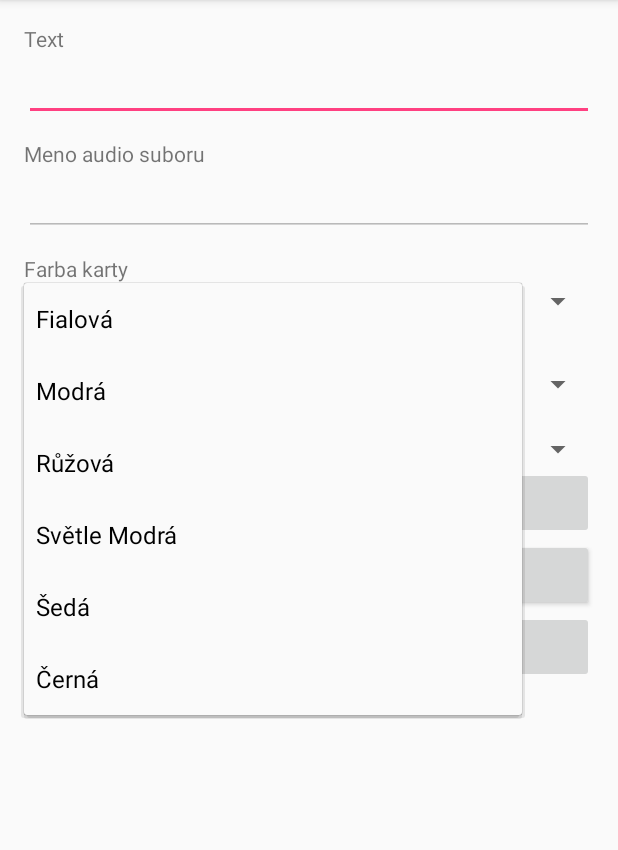
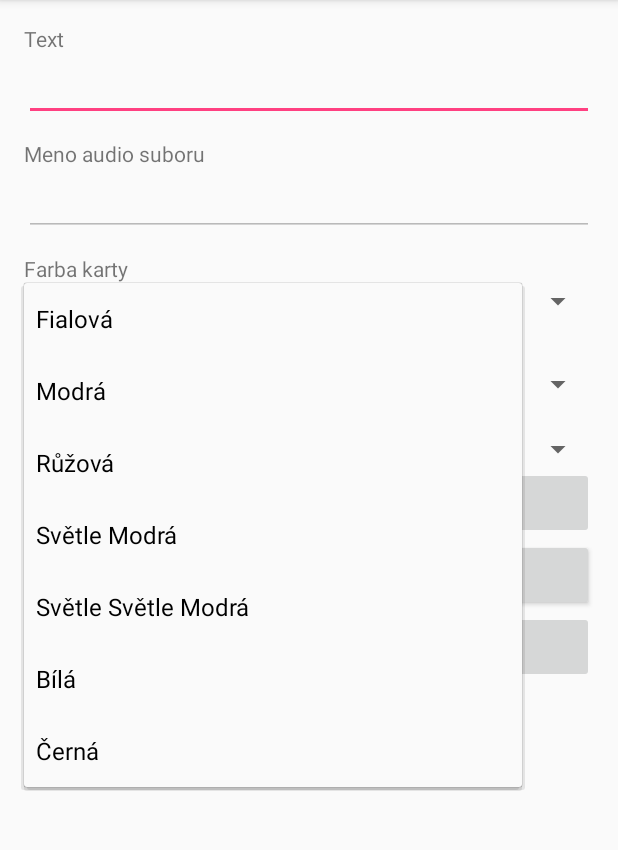
Before and after one commit to tomkru/podpora_reci, an Android app: the AdminModeActivity screen opened directly, with no data from a screen before it, after a tap on "Fialová", on a phone screen of 412 x 824 dp, the part 84-934 px from its top. Run offline under Robolectric (Android 15) with nearby library versions, the phone set to English and light mode, and no system bars; libraries missing offline, so code that uses them is left out: io.realm.

Commit message:
colors fixed

```diff
--- a/Porenut/app/src/main/res/values/colors.xml
+++ b/Porenut/app/src/main/res/values/colors.xml
@@ -13,8 +13,9 @@
         <item name="colorPrimaryDark">Modrá</item>
         <item name="colorAccent">Růžová</item>
         <item name="colorCategoryCardDefault">Světle Modrá</item>
-        <item name="colorItemCardDefault">Šedá</item>
-        <item name="colorCategoryTextDefault">Černá</item>
+        <item name="colorItemCardPrimaryDefault">Světle Světle Modrá</item>
+        <item name="colorItemCardSecondaryDefault">Bílá</item>
+        <item name="colorTextDefault">Černá</item>
     </array>
 
     <array name="entryNameColor">
@@ -24,5 +25,6 @@
         <item name="colorCategoryCardDefault">colorCategoryCardDefault</item>
         <item name="colorItemCardDefault">colorItemCardDefault</item>
         <item name="colorCategoryTextDefault">colorCategoryTextDefault</item>
+        <item name="colorTextDefault">colorTextDefault</item>
     </array>
 </resources>
```
